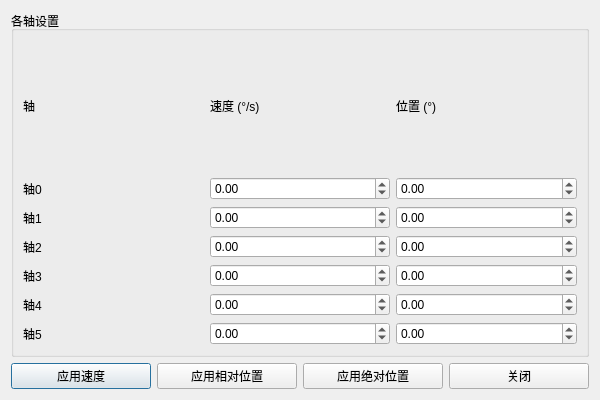
First picture: the form in Qt_EtherCAT_Ctr/widgets/multiaxiscontroldialog.ui, repository Zterch/Gene_EthcProject, before the edit.
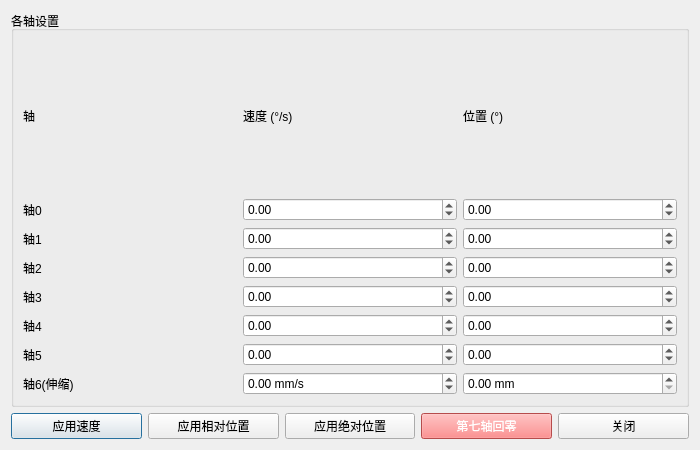
Second picture: the form after the edit.

Commit message:
添加第七轴(伸缩电机)和第八轴(六维力传感器)支持
功能更新:
- 添加第七轴(YKB200伸缩电机)控制，支持CSV速度模式和回零功能
- 添加第八轴(六维力传感器)数据读取和显示
- 修复力传感器无法进入OP状态的问题(跳过0x6060操作模式设置)
- 修复伸缩轴方向问题，正速度伸出，负速度收缩
- 扩展软件限位范围适应实际行程需求
- 添加力传感器数据到状态报告，上位机可实时显示

UI更新:
- 状态面板添加六维力传感器数据显示(Fx,Fy,Fz,Mx,My,Mz)
- 主界面添加第七轴控制面板
- 多轴控制对话框添加第七轴支持
- 添加回零按钮和状态监控

配置文件:
- 添加YKB200电机和六维力传感器ESI文件

Patch:
```diff
--- a/Qt_EtherCAT_Ctr/widgets/multiaxiscontroldialog.ui
+++ b/Qt_EtherCAT_Ctr/widgets/multiaxiscontroldialog.ui
@@ -6,8 +6,8 @@
    <rect>
     <x>0</x>
     <y>0</y>
-    <width>600</width>
-    <height>400</height>
+    <width>700</width>
+    <height>450</height>
    </rect>
   </property>
   <property name="windowTitle">
@@ -144,6 +144,29 @@
         <property name="value"><double>0.0</double></property>
        </widget>
       </item>
+
+      <!-- 轴6(第七轴-伸缩电机) -->
+      <item row="7" column="0">
+       <widget class="QLabel" name="label_6"><property name="text"><string>轴6(伸缩)</string></property></widget>
+      </item>
+      <item row="7" column="1">
+       <widget class="QDoubleSpinBox" name="spinVel6">
+        <property name="minimum"><double>-10.0</double></property>
+        <property name="maximum"><double>10.0</double></property>
+        <property name="singleStep"><double>0.1</double></property>
+        <property name="value"><double>0.0</double></property>
+        <property name="suffix"><string> mm/s</string></property>
+       </widget>
+      </item>
+      <item row="7" column="2">
+       <widget class="QDoubleSpinBox" name="spinPos6">
+        <property name="minimum"><double>0.0</double></property>
+        <property name="maximum"><double>10.0</double></property>
+        <property name="singleStep"><double>0.1</double></property>
+        <property name="value"><double>0.0</double></property>
+        <property name="suffix"><string> mm</string></property>
+       </widget>
+      </item>
      </layout>
     </widget>
    </item>
@@ -164,6 +187,12 @@
        <property name="text"><string>应用绝对位置</string></property>
       </widget>
      </item>
+     <item>
+      <widget class="QPushButton" name="btnAxis7Homing">
+       <property name="text"><string>第七轴回零</string></property>
+       <property name="styleSheet"><string>background-color: #ff6b6b; color: white;</string></property>
+      </widget>
+     </item>
      <item>
       <widget class="QPushButton" name="btnClose">
        <property name="text"><string>关闭</string></property>
```
Left out of the diff: 2 changed lines with no effect on the pictures. The commit also changes 17 other files.
